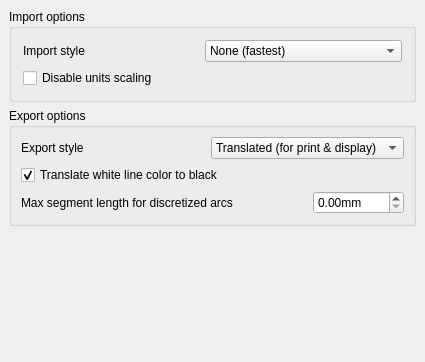
Before: the Qt Designer form src/Mod/Draft/Resources/ui/preferences-svg.ui in southseact-3d/fcd, drawn with Qt 5.
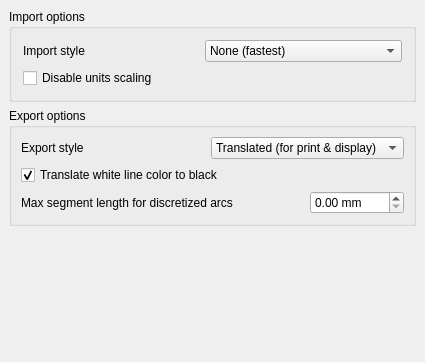
After: the same form once the commit is applied. Custom widgets are drawn as their Qt base class.

```diff
--- a/src/Mod/Draft/Resources/ui/preferences-svg.ui
+++ b/src/Mod/Draft/Resources/ui/preferences-svg.ui
@@ -206,7 +206,7 @@
 This value is the maximum segment length.</string>
           </property>
           <property name="suffix">
-           <string>mm</string>
+           <string notr="true"> mm</string>
           </property>
           <property name="maximum">
            <double>9999.989999999999782</double>
```
